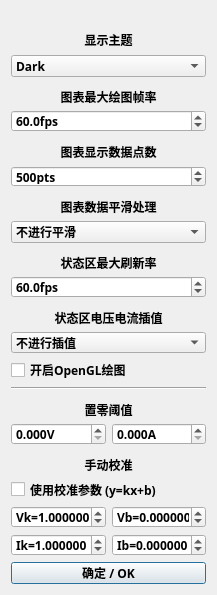
Qt form gui_source/mdp_gui_template/graphics.ui (ElluIFX/DP100-PyQt5-GUI) before a commit.
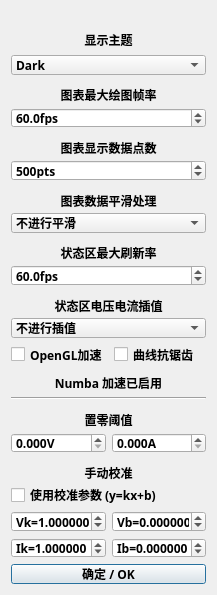
The same form after that commit.

```diff
--- a/gui_source/mdp_gui_template/graphics.ui
+++ b/gui_source/mdp_gui_template/graphics.ui
@@ -450,7 +450,52 @@
     </widget>
    </item>
    <item>
-    <widget class="QCheckBox" name="checkBoxOpenGL">
+    <layout class="QHBoxLayout" name="horizontalLayout_5">
+     <property name="spacing">
+      <number>6</number>
+     </property>
+     <item>
+      <widget class="QCheckBox" name="checkBoxOpenGL">
+       <property name="font">
+        <font>
+         <family>Sarasa Fixed SC SemiBold</family>
+         <bold>true</bold>
+        </font>
+       </property>
+       <property name="text">
+        <string>OpenGL加速</string>
+       </property>
+      </widget>
+     </item>
+     <item>
+      <widget class="QCheckBox" name="checkBoxAntialias">
+       <property name="font">
+        <font>
+         <family>Sarasa Fixed SC SemiBold</family>
+         <bold>true</bold>
+        </font>
+       </property>
+       <property name="text">
+        <string>曲线抗锯齿</string>
+       </property>
+      </widget>
+     </item>
+    </layout>
+   </item>
+   <item>
+    <widget class="QLabel" name="labelNumba">
+     <property name="minimumSize">
+      <size>
+       <width>0</width>
+       <height>24</height>
+      </size>
+     </property>
+     <property name="maximumSize">
+      <size>
+       <width>999</width>
+       <height>16777215</height>
+      </size>
+     </property>
      <property name="font">
       <font>
        <family>Sarasa Fixed SC SemiBold</family>
@@ -458,7 +503,13 @@
       </font>
      </property>
      <property name="text">
-      <string>开启OpenGL绘图</string>
+      <string>Numba 加速已启用</string>
+     </property>
+     <property name="alignment">
+      <set>Qt::AlignCenter</set>
+     </property>
+     <property name="margin">
+      <number>6</number>
      </property>
     </widget>
    </item>
```
